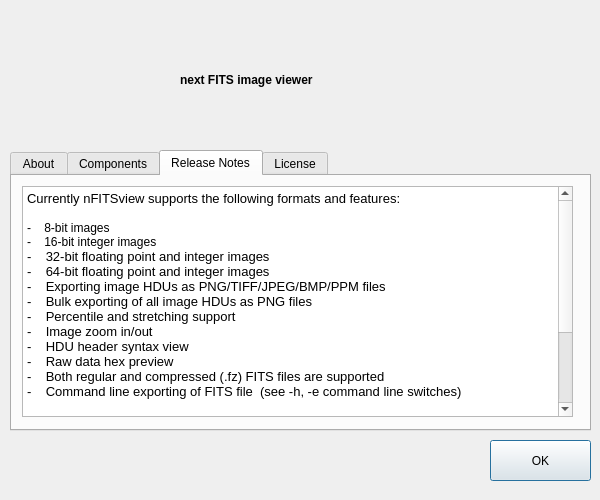
The window that aboutdialog.ui (surhh/nfitsview) describes before a commit, drawn with Qt 5.
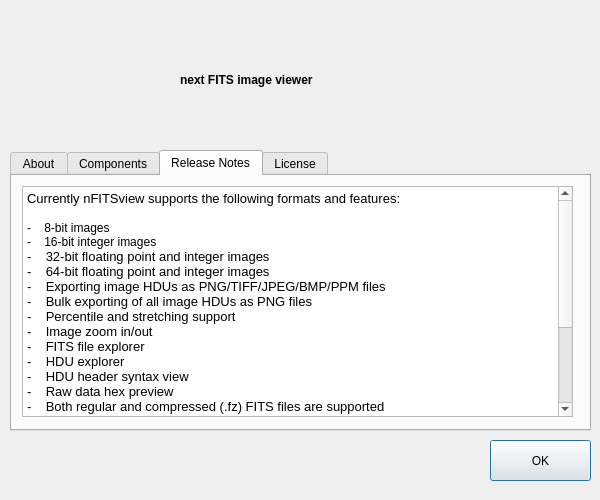
The same window after the commit. The open tabs and pages were chosen to show the change. Icons and pictures are not drawn.

What changed in the file:
```diff
--- a/aboutdialog.ui
+++ b/aboutdialog.ui
@@ -226,6 +226,8 @@
 &lt;p style=&quot; margin-top:0px; margin-bottom:0px; margin-left:0px; margin-right:0px; -qt-block-indent:0; text-indent:0px;&quot;&gt;-    Bulk exporting of all image HDUs as PNG files&lt;/p&gt;
 &lt;p style=&quot; margin-top:0px; margin-bottom:0px; margin-left:0px; margin-right:0px; -qt-block-indent:0; text-indent:0px;&quot;&gt;-    Percentile and stretching support&lt;/p&gt;
 &lt;p style=&quot; margin-top:0px; margin-bottom:0px; margin-left:0px; margin-right:0px; -qt-block-indent:0; text-indent:0px;&quot;&gt;-    Image zoom in/out&lt;/p&gt;
+&lt;p style=&quot; margin-top:0px; margin-bottom:0px; margin-left:0px; margin-right:0px; -qt-block-indent:0; text-indent:0px;&quot;&gt;-    FITS file explorer&lt;/p&gt;
+&lt;p style=&quot; margin-top:0px; margin-bottom:0px; margin-left:0px; margin-right:0px; -qt-block-indent:0; text-indent:0px;&quot;&gt;-    HDU explorer&lt;/p&gt;
 &lt;p style=&quot; margin-top:0px; margin-bottom:0px; margin-left:0px; margin-right:0px; -qt-block-indent:0; text-indent:0px;&quot;&gt;-    HDU header syntax view&lt;/p&gt;
 &lt;p style=&quot; margin-top:0px; margin-bottom:0px; margin-left:0px; margin-right:0px; -qt-block-indent:0; text-indent:0px;&quot;&gt;-    Raw data hex preview&lt;/p&gt;
 &lt;p style=&quot; margin-top:0px; margin-bottom:0px; margin-left:0px; margin-right:0px; -qt-block-indent:0; text-indent:0px;&quot;&gt;-    Both regular and compressed (.fz) FITS files are supported&lt;/p&gt;
@@ -233,10 +235,9 @@
 &lt;p style=&quot;-qt-paragraph-type:empty; margin-top:0px; margin-bottom:0px; margin-left:0px; margin-right:0px; -qt-block-indent:0; text-indent:0px; font-family:'Sans Serif'; font-size:9pt;&quot;&gt;&lt;br /&gt;&lt;/p&gt;
 &lt;p style=&quot; margin-top:0px; margin-bottom:0px; margin-left:0px; margin-right:0px; -qt-block-indent:0; text-indent:0px;&quot;&gt;&lt;span style=&quot; font-style:italic;&quot;&gt;Note: the console output is not visible on Windows platform. The command line supports image exporting only in &amp;quot;Original&amp;quot; mapping mode.&lt;/span&gt;&lt;/p&gt;
 &lt;p style=&quot;-qt-paragraph-type:empty; margin-top:0px; margin-bottom:0px; margin-left:0px; margin-right:0px; -qt-block-indent:0; text-indent:0px;&quot;&gt;&lt;br /&gt;&lt;/p&gt;
-&lt;p style=&quot;-qt-paragraph-type:empty; margin-top:0px; margin-bottom:0px; margin-left:0px; margin-right:0px; -qt-block-indent:0; text-indent:0px;&quot;&gt;&lt;br /&gt;&lt;/p&gt;
 &lt;p style=&quot; margin-top:0px; margin-bottom:0px; margin-left:0px; margin-right:0px; -qt-block-indent:0; text-indent:0px;&quot;&gt;Fixes and new features in this release:&lt;/p&gt;
 &lt;p style=&quot;-qt-paragraph-type:empty; margin-top:0px; margin-bottom:0px; margin-left:0px; margin-right:0px; -qt-block-indent:0; text-indent:0px;&quot;&gt;&lt;br /&gt;&lt;/p&gt;
-&lt;p style=&quot; margin-top:0px; margin-bottom:0px; margin-left:0px; margin-right:0px; -qt-block-indent:0; text-indent:0px;&quot;&gt;- Fixed float/double calculation precision issue in percentile processing&lt;/p&gt;
+&lt;p style=&quot; margin-top:0px; margin-bottom:0px; margin-left:0px; margin-right:0px; -qt-block-indent:0; text-indent:0px;&quot;&gt;- FITS file explorer added&lt;/p&gt;
 &lt;p style=&quot; margin-top:0px; margin-bottom:0px; margin-left:0px; margin-right:0px; -qt-block-indent:0; text-indent:0px;&quot;&gt;- Minor fixes&lt;/p&gt;&lt;/body&gt;&lt;/html&gt;</string>
      </property>
     </widget>
```
Left out of the diff: 4 changed lines with no effect on the pictures.
